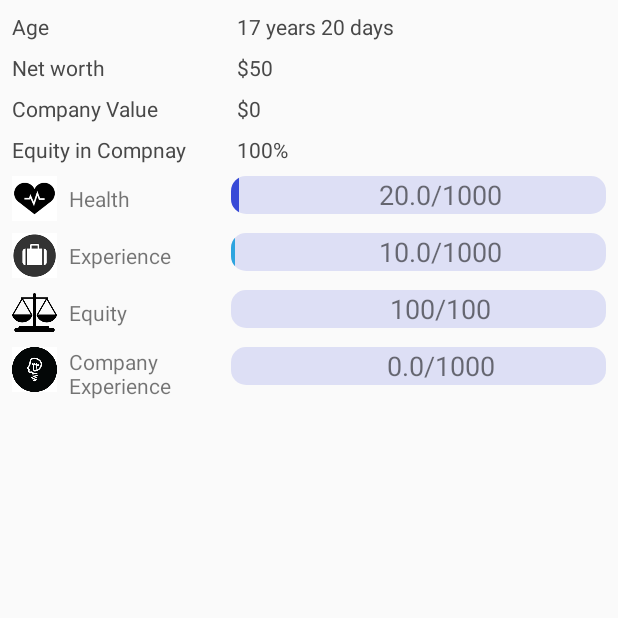
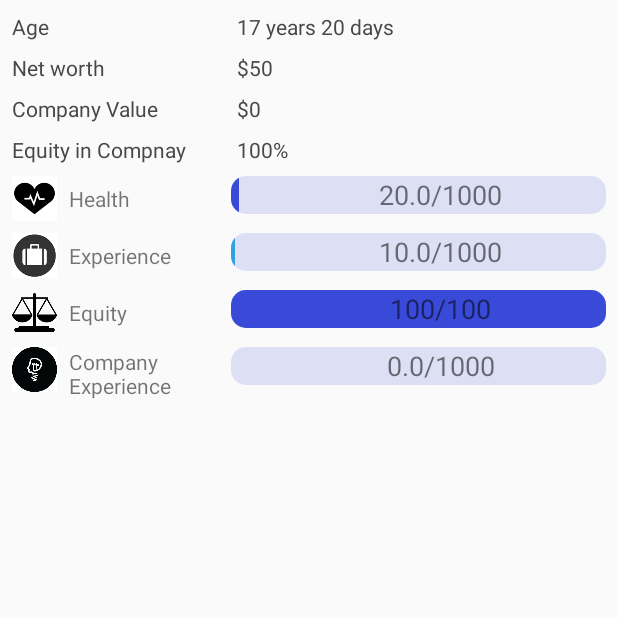
Before and after one commit to piashan/TG, an Android app: the fragment FirstFragment shown on its own in the app's theme, on a phone screen of 412 x 824 dp, the top half of it. Run offline under Robolectric (Android 15) with nearby library versions, the phone set to English and light mode, and no system bars.

Commit message:
equity bar full and company Bank account make 0

```diff
--- a/app/src/main/java/mp/piash/tg/fragment/BankAccountFragment.java
+++ b/app/src/main/java/mp/piash/tg/fragment/BankAccountFragment.java
@@ -65,7 +65,7 @@ public class BankAccountFragment extends Fragment {
 
         mTechGaintHandler = new TechGaintHandler(getActivity());
         mTextViewCash.setText("Cash  $" +String.valueOf(mTechGaintHandler.getAllCash().get(0)));
-        mTextViewCompanyBankAccount.setText("Company BankAccount  $" +String.valueOf(mTechGaintHandler.getAllCash().get(0)));
+        mTextViewCompanyBankAccount.setText("Company BankAccount  $" +String.valueOf(mTechGaintHandler.getAllCompanyBankAccount().get(0)));
         mTextViewPersonalBankAccount.setText("Personal BankAccount  $" +String.valueOf(mTechGaintHandler.getAllPersonalBankAccount().get(0)));
 
         backButton();
--- a/app/src/main/java/mp/piash/tg/fragment/FirstFragment.java
+++ b/app/src/main/java/mp/piash/tg/fragment/FirstFragment.java
@@ -32,9 +32,11 @@ public class FirstFragment extends Fragment {
     private ProgressBar mProgesBarHealth;
     private ProgressBar mProgressBarExperience;
     private ProgressBar mProgressBarComapnyExperience;
+    private ProgressBar mProgesBarEquity;
     private TextView mTextViewHealth;
     private TextView mTextViewExperience;
     private TextView mTextViewCompanyExperience;
+    private TextView mTextViewEquity;
 
     public FirstFragment(){
 
@@ -57,8 +59,10 @@ public class FirstFragment extends Fragment {
         mProgesBarHealth = (ProgressBar)view.findViewById(R.id.progressBarHealth);
         mProgressBarExperience = (ProgressBar)view.findViewById(R.id.progressBarExperience);
         mProgressBarComapnyExperience = (ProgressBar)view.findViewById(R.id.progressBarComapnyExperience);
+        mProgesBarEquity = (ProgressBar)view.findViewById(R.id.progressBarEauity);
         mTextViewHealth = (TextView)view.findViewById(R.id.txtHealthValue);
         mTextViewExperience = (TextView)view.findViewById(R.id.txtExperienceValue);
+        mTextViewEquity = (TextView)view.findViewById(R.id.txtCompanyEquityValue);
         mTextViewCompanyExperience = (TextView)view.findViewById(R.id.txtCompanyExperienceValue);
         mTechGaintHandler = new TechGaintHandler(getActivity());
         updateProgressBar();
@@ -77,9 +81,12 @@ public class FirstFragment extends Fragment {
     private void updateProgressBar(){
         mProgesBarHealth.setProgress(mTechGaintHandler.getAllHealthData().get(0).intValue());
         mProgressBarExperience.setProgress(mTechGaintHandler.getAllExperienceData().get(0).intValue());
+        mProgesBarEquity.setProgress(100);
         mProgressBarComapnyExperience.setProgress(mTechGaintHandler.getAllCompanyExperienceData().get(0).intValue());
         mTextViewHealth.setText(mTechGaintHandler.getAllHealthData().get(0).toString());
         mTextViewExperience.setText(mTechGaintHandler.getAllExperienceData().get(0).toString());
+        mTextViewEquity.setText(String.valueOf(100));
         mTextViewCompanyExperience.setText(mTechGaintHandler.getAllCompanyExperienceData().get(0).toString());
+
     }
 }
--- a/app/src/main/res/layout/fragment_detail.xml
+++ b/app/src/main/res/layout/fragment_detail.xml
@@ -197,8 +197,8 @@
                 style="?android:attr/progressBarStyleHorizontal"
                 android:layout_width="250dp"
                 android:layout_height="25dip"
-                android:max="1000"
-                android:progressDrawable="@drawable/progessbaryellow" />
+                android:max="100"
+                android:progressDrawable="@drawable/customprogessbar" />
             <LinearLayout
                 android:layout_width="wrap_content"
                 android:layout_height="wrap_content"
--- a/app/src/main/res/layout/fragment_first.xml
+++ b/app/src/main/res/layout/fragment_first.xml
@@ -225,8 +225,8 @@
                 style="?android:attr/progressBarStyleHorizontal"
                 android:layout_width="250dp"
                 android:layout_height="25dip"
-                android:max="1000"
-                android:progressDrawable="@drawable/progessbaryellow" />
+                android:max="100"
+                android:progressDrawable="@drawable/customprogessbar" />
             <LinearLayout
                 android:layout_width="wrap_content"
                 android:layout_height="wrap_content"
```
Also changed, not shown: app/src/main/java/mp/piash/tg/fragment/DetailFragment.java (+17 -2 lines), app/src/main/res/layout/toast_layout_root.xml (added, +14 -0 lines).
